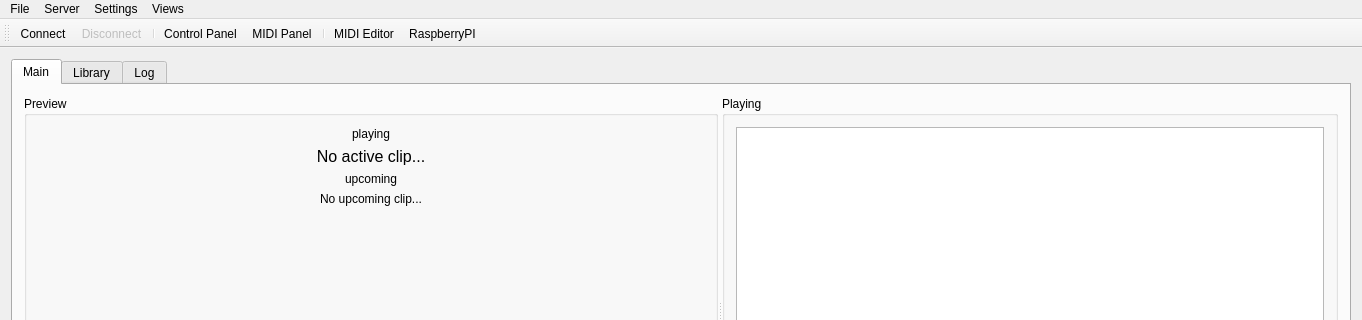
The window that CuteCaspar/MainWindow.ui (geertdaelemans/CuteCaspar) describes before a commit, drawn with Qt 5; both pictures show x 0 to 1362 and y 0 to 320 of the 1362 by 597 pixel window.
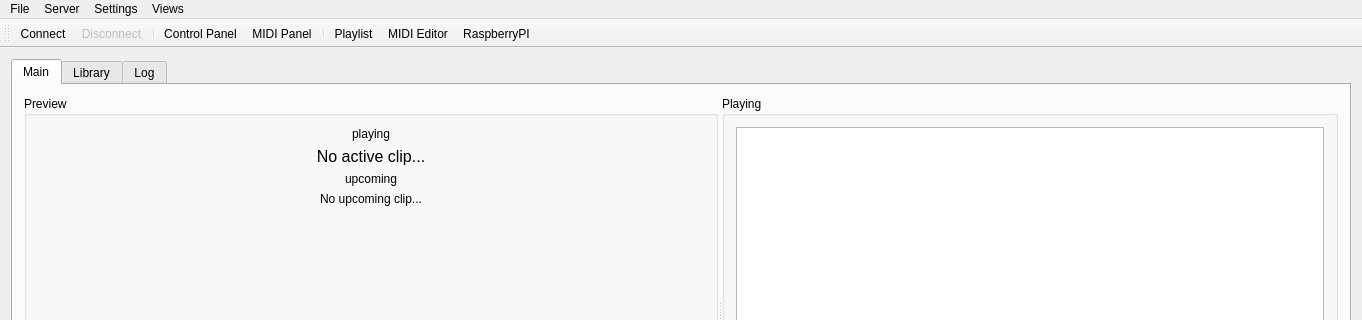
The same window after the commit. Icons and pictures are not drawn.

Commit message:
#7 Activated the playlist dialog
The playlist dialog is now using the DatabaseManager commands. The Video Control panel gets automatically updated.

Patch:
```diff
--- a/CuteCaspar/MainWindow.ui
+++ b/CuteCaspar/MainWindow.ui
@@ -538,6 +538,7 @@
    <addaction name="actionControl_Panel"/>
    <addaction name="actionMidi_Panel"/>
    <addaction name="separator"/>
+   <addaction name="actionPlaylist"/>
    <addaction name="actionMIDI_Editor"/>
    <addaction name="actionRaspberryPI"/>
   </widget>
```
Left out of the diff: 4 changed lines with no effect on the pictures. The commit also changes 261 other files.
